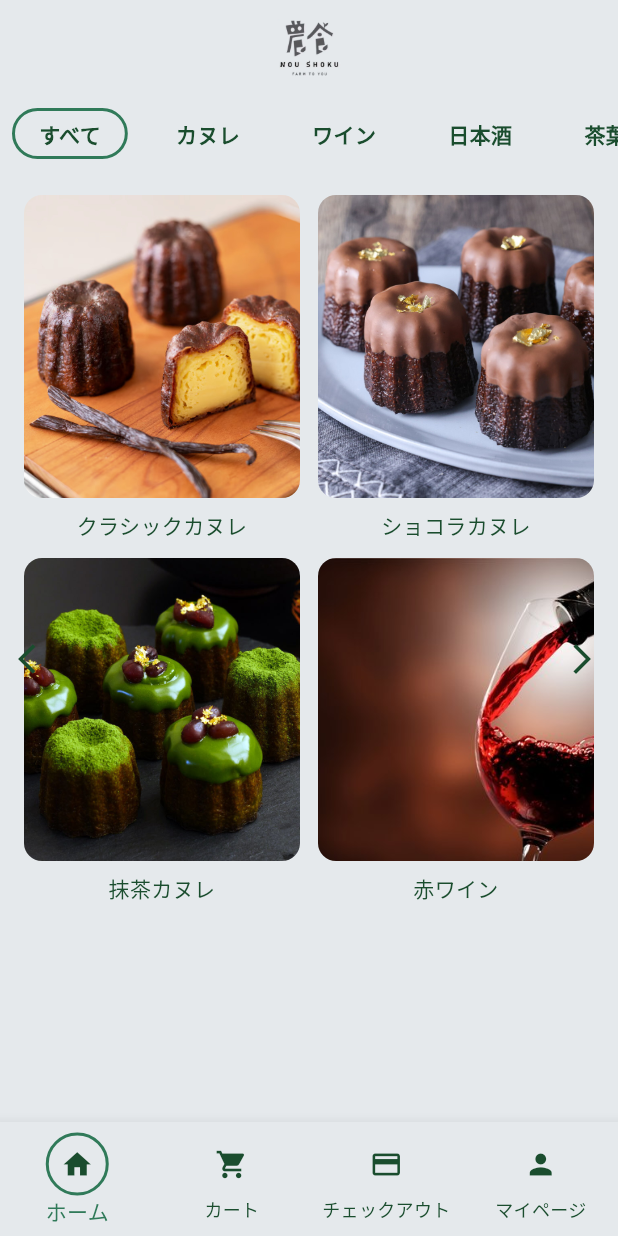
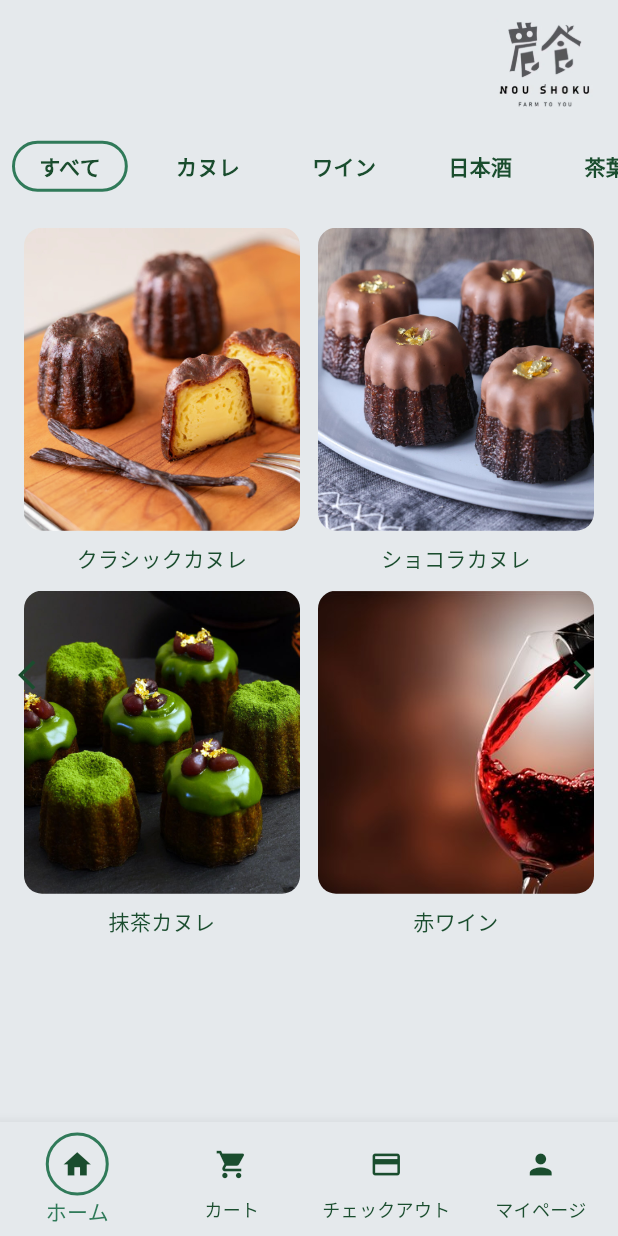
Before and after one commit to 3rdNight/noushoku_ec, a Flutter app: the screen it shows after launch, on a phone screen of 412 x 824 dp. Run offline on Flutter 3.47's test engine with Material 3 defaults, Android fonts, the phone set to English and light mode, and no system bars; our stand-ins replace shared_preferences.

Commit message:
bug fixes

```diff
--- a/lib/screens/dish_detail_screen.dart
+++ b/lib/screens/dish_detail_screen.dart
@@ -4,6 +4,7 @@ import '../data/menu_data.dart';
 import 'home_screen.dart';
 import 'orders_screen.dart';
 import 'order_screen_history.dart';
+import 'mypage_screen.dart';
 import '../widgets/custom_bottom_nav_bar.dart';
 
 class DishDetailScreen extends StatefulWidget {
@@ -51,6 +52,8 @@ class _DishDetailScreenState extends State<DishDetailScreen> {
       case 2:
         targetScreen = const OrderHistoryScreen();
         break;
+      case 3:
+        targetScreen = const MyPageScreen();
       default:
         return;
     }
--- a/lib/screens/home_screen.dart
+++ b/lib/screens/home_screen.dart
@@ -15,21 +15,18 @@ class HomeScreen extends StatefulWidget {
 }
 
 class _HomeScreenState extends State<HomeScreen> {
-  // ignore: prefer_final_fields
-  int _selectedBottomIndex = 0; // índice selecionado da barra inferior
+  int _selectedBottomIndex = 0;
   int _selectedCategoryIndex = 0;
   final PageController _pageController = PageController();
   int _currentPage = 0;
 
   static const Color scaffoldBg = Color(0xFFE5E9EC);
 
-  // ✅ Apenas foodsMenu (coffeesMenu removido)
   late final List<String> categories = [
     'すべて',
     ...{...foodsMenu.map((item) => item.subcategory)},
   ].toList();
 
-  // ✅ Filtragem baseada apenas em foodsMenu
   List<MenuItem> get filteredDishes {
     if (_selectedCategoryIndex == 0) {
       return [...foodsMenu];
@@ -178,7 +175,6 @@ class _HomeScreenState extends State<HomeScreen> {
               );
             },
           ),
-          // Botões de navegação entre páginas
           Positioned(
             left: 0,
             top: 0,
@@ -229,12 +225,26 @@ class _HomeScreenState extends State<HomeScreen> {
     return SafeArea(
       child: Column(
         children: [
-          Container(
-            color: scaffoldBg,
-            padding: const EdgeInsets.symmetric(vertical: 12),
-            child: Center(
-              child: Image.asset('assets/images/logo.png', height: 40),
-            ),
+          LayoutBuilder(
+            builder: (context, constraints) {
+              final logoHeight = constraints.maxWidth * 0.15; // 15% da largura
+              return Container(
+                color: scaffoldBg,
+                padding: const EdgeInsets.symmetric(
+                  vertical: 12,
+                  horizontal: 16,
+                ),
+                child: Row(
+                  mainAxisAlignment: MainAxisAlignment.end,
+                  children: [
+                    Image.asset(
+                      'assets/images/logo.png',
+                      height: logoHeight.clamp(50, 80), // min 50, max 80
+                    ),
+                  ],
+                ),
+              );
+            },
           ),
           Expanded(child: _buildHomeTab()),
         ],
```
Also changed, not shown: firebase.json (added), 3 other files.
